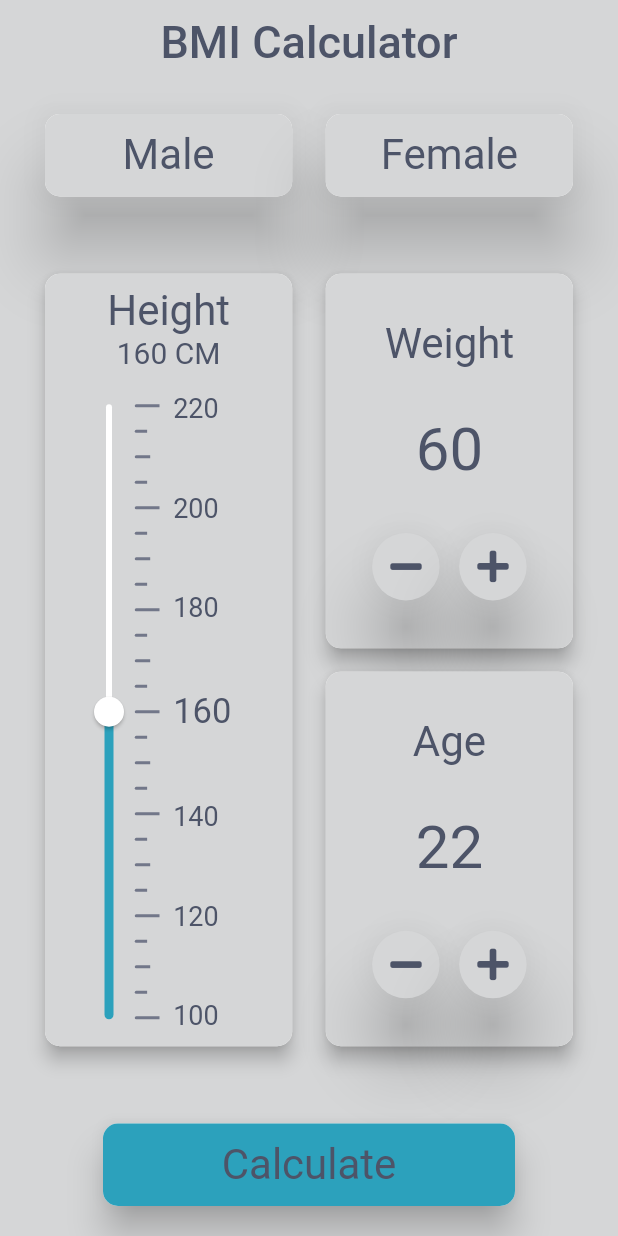
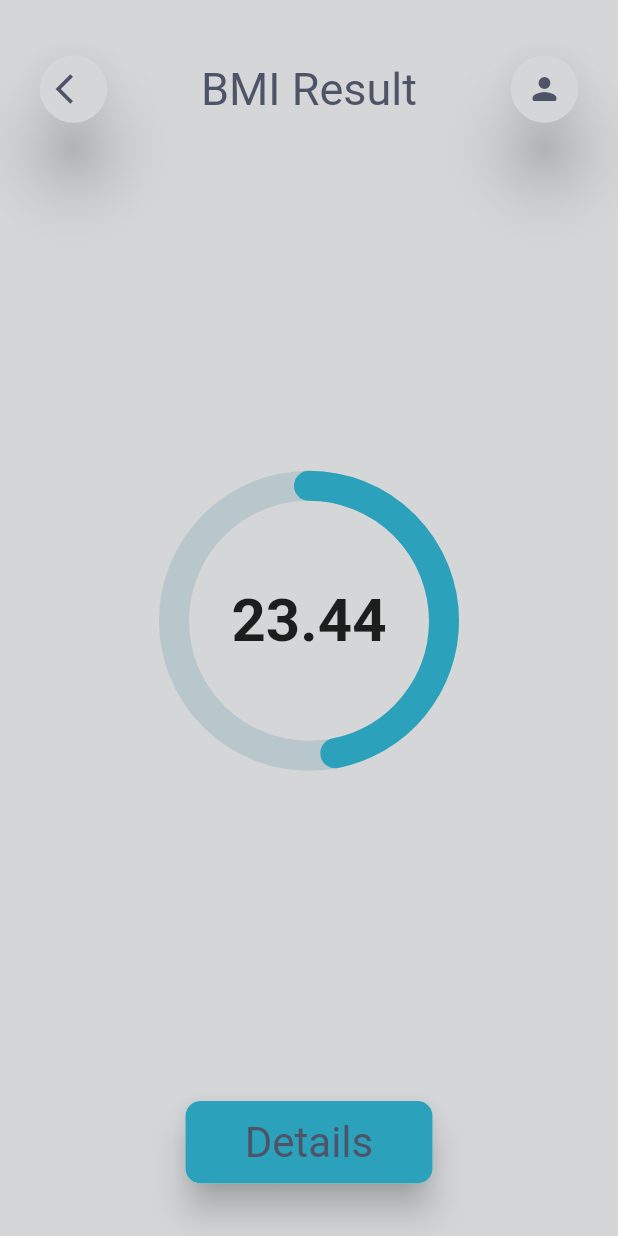
Before and after one commit to dhiraj2803/BMI-Calculator, a Flutter app: the screen it shows after launch, after a tap on "Calculate", on a phone screen of 412 x 824 dp. Run offline on Flutter 3.47's test engine with Material 2 defaults, Android fonts, the phone set to English and light mode, and no system bars; drawn by our look-alikes of percent_indicator; our stand-ins replace font_awesome_flutter.

Commit message:
Result Page Added

```diff
--- a/lib/screens/InputScreen.dart
+++ b/lib/screens/InputScreen.dart
@@ -1,3 +1,4 @@
+import 'package:bmi_calculator/screens/ResultPage.dart';
 import 'package:bmi_calculator/utils/constant.dart';
 import 'package:bmi_calculator/utils/height_utils.dart';
 import 'package:flutter/cupertino.dart';
@@ -449,12 +450,8 @@ class _InputScreenState extends State<InputScreen> {
               ),
             ),
             Container(
-              child: Row(
-                mainAxisAlignment: MainAxisAlignment.center,
-                children: [
-                  GestureDetector(
-                    onTap: () {
-                    },
+              child: Center(
+                child: GestureDetector(
                   child: Material(
                     borderRadius: BorderRadius.circular(10.0) ,
                     elevation: 10,
@@ -473,8 +470,16 @@ class _InputScreenState extends State<InputScreen> {
                         )
                     ),
                   ),
+                  onTap: () {
+                    Navigator.push(
+                      context,
+                      MaterialPageRoute(
+                        builder: (context) => ResultPage(UserWeight: weight,UserHeight: heightInput,),
                       ),
-                ],
+                    );
+
+                  },
+                ),
               ),
             ),
           ],
--- /dev/null
+++ b/lib/screens/ResultPage.dart
@@ -0,0 +1,122 @@
+import 'package:bmi_calculator/utils/constant.dart';
+import 'package:flutter/cupertino.dart';
+import 'package:flutter/material.dart';
+import 'dart:math';
+
+import 'package:percent_indicator/circular_percent_indicator.dart';
+
+class ResultPage extends StatelessWidget {
+  ResultPage({required this.UserHeight, required this.UserWeight});
+  final int UserHeight;
+  final int UserWeight;
+  @override
+  Widget build(BuildContext context) {
+    int weight = UserWeight;
+    int height = UserHeight;
+    double bmi;
+    double bmiPercent ;
+
+    bmi = weight / pow(height / 100, 2).toDouble();
+    bmiPercent = (bmi/50);
+
+    String bmiResult = bmi.toStringAsFixed(2);
+    var screenSize = MediaQuery.of(context).size;
+    var Swidth = screenSize.width;
+    var Sheight = screenSize.height;
+    return Scaffold(
+      backgroundColor: kBackground,
+      body: Padding(
+        padding: const EdgeInsets.fromLTRB(25, 25, 25, 35),
+        child: Container(
+          width: Swidth,
+          height: Sheight,
+          child: Column(
+            mainAxisAlignment: MainAxisAlignment.spaceBetween,
+            crossAxisAlignment: CrossAxisAlignment.stretch,
+            children: [
+              //top container(back button,heading)
+              Container(
+                height: Sheight/12,
+                child: Row(
+                  mainAxisAlignment: MainAxisAlignment.spaceBetween,
+                  crossAxisAlignment: CrossAxisAlignment.center,
+                  children: [
+                  RawMaterialButton(
+                      elevation: 20.0,
+                      child: Icon(Icons.arrow_back_ios,color: kText,),
+                      onPressed: (){
+                        Navigator.pop(context);
+                      },
+                      constraints: BoxConstraints.tightFor(
+                        width: 45.0,
+                        height: 45.0,
+                      ),
+                      shape: CircleBorder(),
+                      fillColor: kBackground,
+                    ),
+                    Text("BMI Result",style: kHeadingStyle,),
+                    RawMaterialButton(
+                      elevation: 20.0,
+                      child: Icon(Icons.person_rounded,color: kText,),
+                      onPressed: (){
+                      },
+                      constraints: BoxConstraints.tightFor(
+                        width: 45.0,
+                        height: 45.0,
+                      ),
+                      shape: CircleBorder(),
+                      fillColor: kBackground,
+                    ),
+                  ],
+                ),
+              ),
+              new CircularPercentIndicator(
+                radius: 200.0,
+                lineWidth: 20.0,
+                animation: true,
+                percent: bmiPercent,
+                center: new Text(
+                  "$bmiResult",
+                  style:
+                  new TextStyle(fontWeight: FontWeight.bold, fontSize: 40.0),
+                ),
+                circularStrokeCap: CircularStrokeCap.round,
+                progressColor: kActive,
+              ),
+              //Text("BMI = $bmiResult BMI %  =  $bmiPercent %",style: kHeadingStyle,),
+              Container(
+                child: Center(
+                  child: GestureDetector(
+                    child: Material(
+                      borderRadius: BorderRadius.circular(10.0) ,
+                      elevation: 10,
+                      child: Container(
+                          width: Swidth/2.5,
+                          height: Sheight/15,
+                          child: Column(
+                            mainAxisAlignment: MainAxisAlignment.center,
+                            crossAxisAlignment: CrossAxisAlignment.center,
+                            children: [
+                              Text("Details",style: kButtonText,),
+                            ],
+                          ),
+                          decoration: BoxDecoration(
+                            color: kActive,
+                            borderRadius: BorderRadius.circular(10.0),
+                          )
+                      ),
+                    ),
+                    onTap: () {
+
+
+                    },
+                  ),
+                ),
+              )
+            ],
+          ),
+        ),
+      ),
+    );
+  }
+}
--- a/pubspec.yaml
+++ b/pubspec.yaml
@@ -14,6 +14,7 @@ dependencies:
 
   cupertino_icons: ^1.0.2
   font_awesome_flutter: ^9.0.0
+  percent_indicator: ^3.0.1
 dev_dependencies:
   flutter_test:
     sdk: flutter
```
Also changed, not shown: pubspec.lock. Lines whose indentation alone changed are shown as unchanged.
